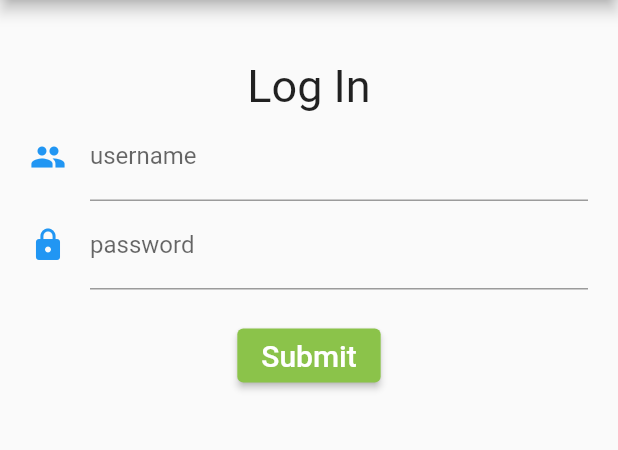
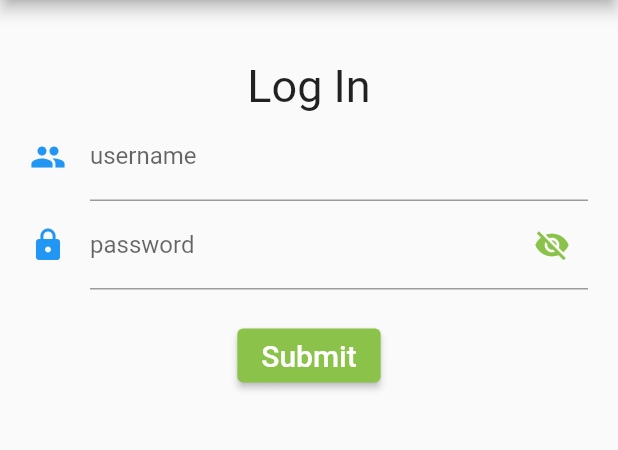
Before and after one commit to PBP-B08/final-project, a Flutter app: the screen it shows after launch, after a tap on "Login", on a phone screen of 412 x 824 dp, the part 84-534 px from its top. Run offline on Flutter 3.47's test engine with Material 2 defaults, Android fonts, the phone set to English and light mode, and no system bars; missing offline and left inert: pbp_django_auth.

Commit message:
add visibility option for password field

```diff
--- a/lib/authentication/login.dart
+++ b/lib/authentication/login.dart
@@ -10,12 +10,20 @@ class LoginPage extends StatefulWidget {
 }
 
 class _LoginPageState extends State<LoginPage> {
+  bool showPassword = false;
   final _formKey = GlobalKey<FormState>();
   final usernameController = TextEditingController();
   final passwordController = TextEditingController();
   String username = "";
   String password = "";
   String _errorMessage = "";
+
+  // function to toggle the password visibility
+  void togglePasswordVisibility() {
+    setState(() {
+      showPassword = !showPassword;
+    });
+  }
 
   @override
   void dispose() {
@@ -57,11 +65,22 @@ class _LoginPageState extends State<LoginPage> {
                     }
                 ),
                 TextFormField(
-                    obscureText: true,
-                    decoration: const InputDecoration(
+                    obscureText: showPassword ? false : true,
+                    decoration:  InputDecoration(
                       hintText: "password",
                       labelText: "password",
-                      icon: Icon(Icons.lock, color: Colors.blue),
+                      suffixIcon: GestureDetector(
+                        onTap:() {
+                          togglePasswordVisibility();
+                        },
+                        child: Icon(
+                          showPassword ? Icons.visibility : Icons.visibility_off,
+                          color: Colors.lightGreen,
+                        ),
+                        // child: const Icon(Icons.remove_red_eye),
+
+                      ),
+                      icon: const Icon(Icons.lock, color: Colors.blue),
                     ),
                     controller: passwordController,
                     validator: (value) {
```
